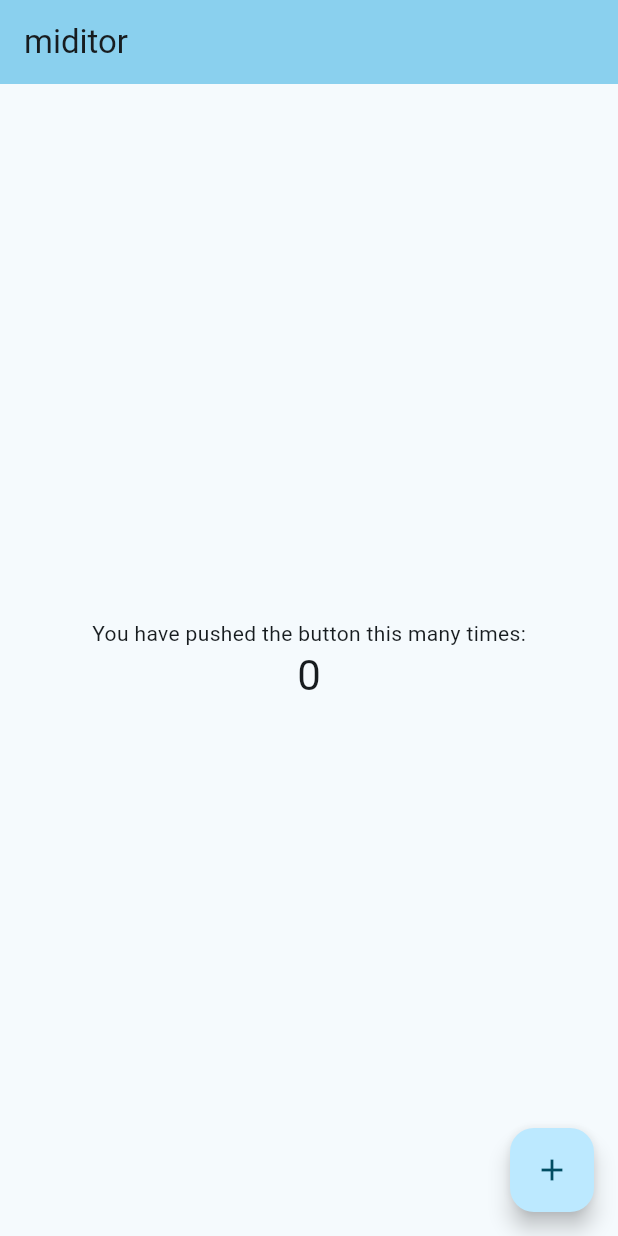
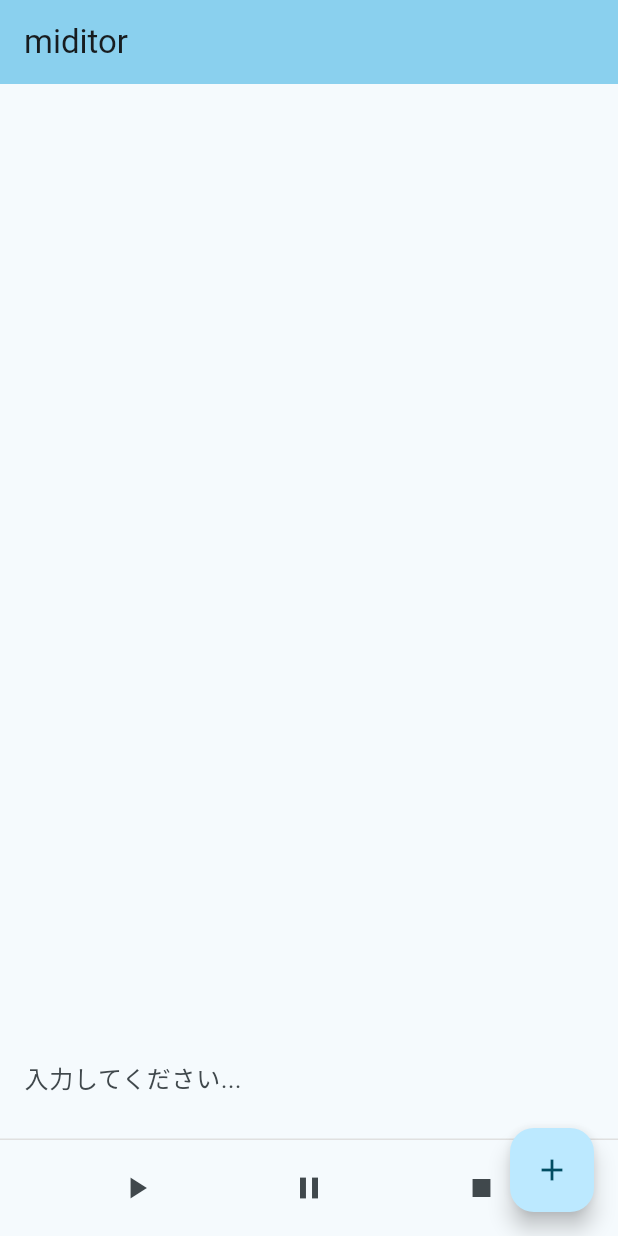
Before and after one commit to CircleTenThanks/miditor, a Flutter app: the screen it shows after launch, on a phone screen of 412 x 824 dp. Run offline on Flutter 3.47's test engine with Material 3 defaults, Android fonts, the light colour scheme and no system bars.

Commit message:
Update: 基本的なパーツの配置

```diff
--- a/lib/main.dart
+++ b/lib/main.dart
@@ -55,75 +55,116 @@
 }
 
 class _MyHomePageState extends State<MyHomePage> {
-  int _counter = 0;
-
-  void _incrementCounter() {
-    setState(() {
-      // このsetStateの呼び出しは、Flutterフレームワークに対して
-      // このStateで何かが変更されたことを通知します。これにより
-      // 下のbuildメソッドが再実行され、表示が更新された値を
-      // 反映するようになります。もしsetState()を呼び出さずに
-      // _counterを変更した場合、buildメソッドは再度呼び出されず、
-      // 何も変化が見られないことになります。
-      _counter++;
-    });
-  }
+  final List<Map<String, dynamic>> _items = [];
+  final TextEditingController _textController = TextEditingController();
+  int? _selectedIndex;
 
   @override
   Widget build(BuildContext context) {
-    // このメソッドは、上記の_incrementCounterメソッドなどで
-    // setStateが呼び出されるたびに再実行されます。
-    //
-    // Flutterフレームワークは、buildメソッドの再実行を高速化
-    // するように最適化されています。そのため、更新が必要な
-    // 部分だけを再構築でき、ウィジェットのインスタンスを
-    // 個別に変更する必要はありません。
     return Scaffold(
       appBar: AppBar(
-        // お試し: ここの色を特定の色（たとえばColors.amber）に
-        // 変更して、ホットリロードを実行してみてください。
-        // AppBarの色が変わる一方で、他の色は同じままなことが
-        // わかります。
         backgroundColor: Theme.of(context).colorScheme.inversePrimary,
-        // ここでは、App.buildメソッドで作成されたMyHomePageオブジェクト
-        // から値を取得し、それをアプリバーのタイトルとして使用します。
         title: Text(widget.title),
       ),
-      body: Center(
-        // Centerはレイアウトウィジェットです。単一の子要素を受け取り、
-        // 親の中央に配置します。
+      body: Column(
+        children: [
+          Expanded(
+            child: Padding(
+              padding: const EdgeInsets.all(16.0),
               child: Column(
-          // Columnもレイアウトウィジェットです。子要素のリストを受け取り、
-          // それらを垂直に配置します。デフォルトでは、水平方向に子要素に
-          // フィットするようにサイズを調整し、親と同じ高さになろうとします。
-          //
-          // Columnには、サイズ調整方法や子要素の配置方法を制御する
-          // さまざまなプロパティがあります。ここではmainAxisAlignmentを
-          // 使用して子要素を垂直方向に中央揃えにしています。
-          // Columnは垂直なので、主軸は垂直軸です（交差軸は水平軸に
-          // なります）。
-          //
-          // お試し: 「デバッグペイント」を有効にしてみてください
-          // （IDEで「Toggle Debug Paint」アクションを選択するか、
-          // コンソールで「p」を押してください）。各ウィジェットの
-          // ワイヤーフレームが表示されます。
-          mainAxisAlignment: MainAxisAlignment.center,
-          children: <Widget>[
-            const Text(
-              'You have pushed the button this many times:',
+                children: [
+                  Expanded(
+                    child: ListView.builder(
+                      itemCount: _items.length,
+                      itemBuilder: (context, index) {
+                        return ListTile(
+                          leading: Radio<int>(
+                            value: index,
+                            groupValue: _selectedIndex,
+                            onChanged: (int? value) {
+                              setState(() {
+                                _selectedIndex = value;
+                                // 選択された場合、テキストフィールドにそのテキストを設定
+                                _textController.text = _items[index]['text'];
+                              });
+                            },
                           ),
-            Text(
-              '$_counter',
-              style: Theme.of(context).textTheme.headlineMedium,
+                          title: Text(_items[index]['text']),
+                        );
+                      },
+                    ),
+                  ),
+                  TextField(
+                    controller: _textController,
+                    decoration: const InputDecoration(
+                      border: InputBorder.none,
+                      hintText: '入力してください...',
+                    ),
+                    style: const TextStyle(fontSize: 16),
+                    onSubmitted: (text) {
+                      setState(() {
+                        if (text.isEmpty) {
+                          // 空欄の場合、選択されたアイテムを削除
+                          if (_selectedIndex != null) {
+                            _items.removeAt(_selectedIndex!);
+                            _selectedIndex = null; // 選択をリセット
+                          }
+                        } else {
+                          // 新規アイテムを追加または更新
+                          if (_selectedIndex != null) {
+                            _items[_selectedIndex!]['text'] = text; // 更新
+                          } else {
+                            _items.add({'text': text, 'isChecked': false}); // 新規追加
+                          }
+                          _textController.clear(); // テキストフィールドをクリア
+                        }
+                      });
+                    },
                   ),
                 ],
               ),
             ),
+          ),
+          Container(
+            decoration: BoxDecoration(
+              border: Border(top: BorderSide(color: Colors.grey.shade300)),
+            ),
+            child: Padding(
+              padding: const EdgeInsets.symmetric(vertical: 8.0),
+              child: Row(
+                mainAxisAlignment: MainAxisAlignment.spaceEvenly,
+                children: [
+                  IconButton(
+                    icon: const Icon(Icons.play_arrow),
+                    onPressed: () {/* 再生処理 */},
+                  ),
+                  IconButton(
+                    icon: const Icon(Icons.pause),
+                    onPressed: () {/* 一時停止処理 */},
+                  ),
+                  IconButton(
+                    icon: const Icon(Icons.stop),
+                    onPressed: () {/* 停止処理 */},
+                  ),
+                ],
+              ),
+            ),
+          ),
+        ],
+      ),
       floatingActionButton: FloatingActionButton(
-        onPressed: _incrementCounter,
-        tooltip: 'Increment',
+        onPressed: () {
+          // 新規作成などの処理
+        },
+        tooltip: '新規作成',
         child: const Icon(Icons.add),
-      ), // この末尾のカンマでbuildメソッドの自動フォーマットが見やすくなります。
+      ),
     );
   }
+
+  @override
+  void dispose() {
+    _textController.dispose();
+    super.dispose();
   }
+}
```
Lines whose indentation alone changed are shown as unchanged.
